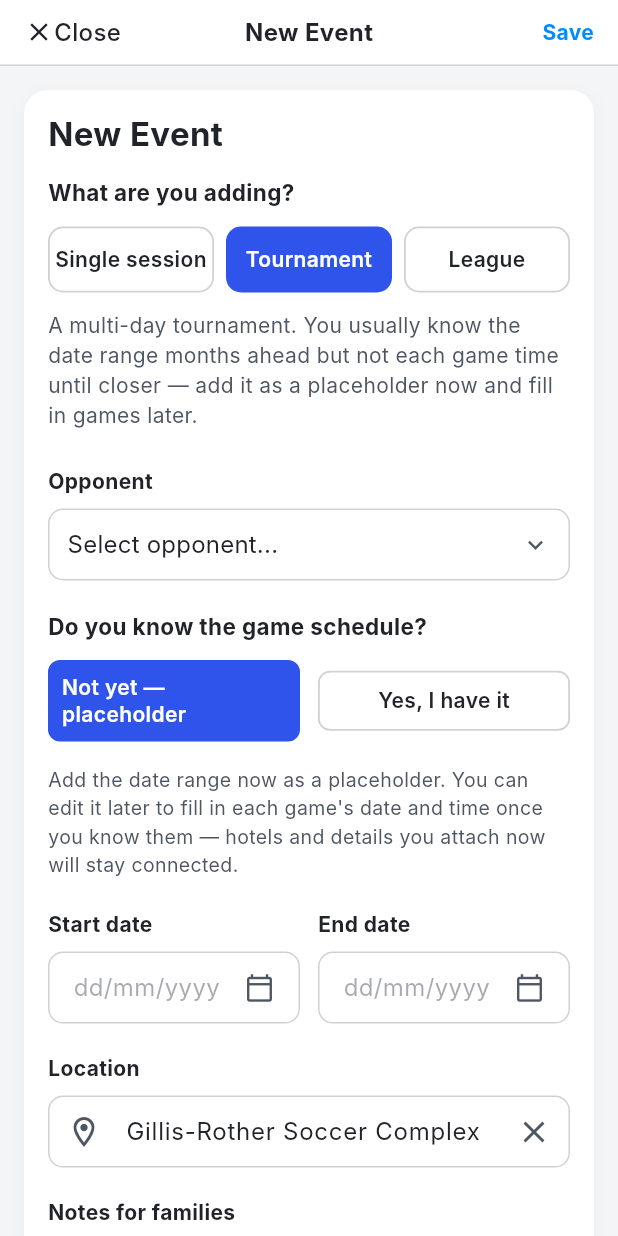
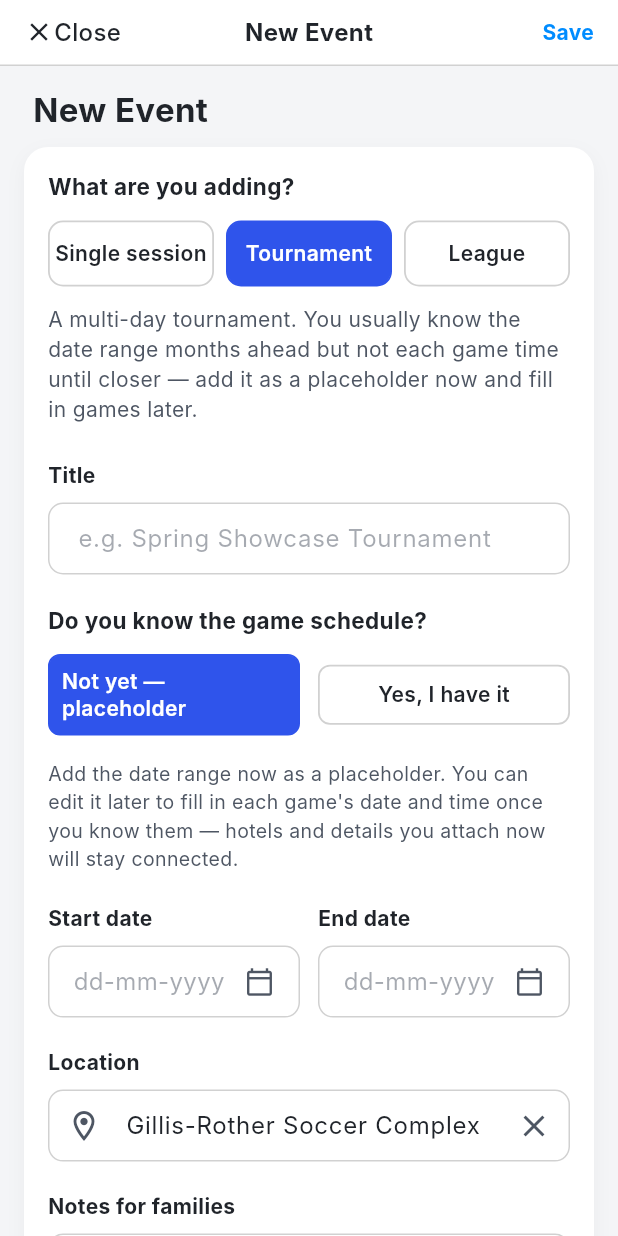
Before and after one commit to cwiservish/club-management-app, a Flutter app: the NewEventPage screen opened by its route, after a tap on "Tournament", on a phone screen of 412 x 824 dp. Run offline on Flutter 3.47's test engine with Material 3 defaults, Android fonts, the phone set to English and light mode, and no system bars; our stand-ins replace dio, file_picker, flutter_riverpod, flutter_secure_storage, flutter_svg, go_router and 2 more; missing offline and left inert: talkjs_flutter, talkjs_flutter_inappwebview; accounts and stored records are empty; Roboto replaces fonts that are missing (Inter).

Commit message:
worked on UI changes

```diff
--- a/lib/features/event_details/pages/new_event_page.dart
+++ b/lib/features/event_details/pages/new_event_page.dart
@@ -324,6 +324,14 @@ class _NewEventPageState extends ConsumerState<NewEventPage> {
               child: ListView(
                 padding: const EdgeInsets.symmetric(horizontal: 16, vertical: 16),
                 children: [
+                  Padding(
+                    padding: const EdgeInsets.only(left: 6),
+                    child: Text(
+                      'New Event',
+                      style: AppTextStyles.heading22.copyWith(color: colors.textPrimary, fontWeight: FontWeight.bold),
+                    ),
+                  ),
+                  const SizedBox(height: 12),
                   _buildFormContainer(),
                 ],
               ),
@@ -352,13 +360,6 @@ class _NewEventPageState extends ConsumerState<NewEventPage> {
       child: Column(
         crossAxisAlignment: CrossAxisAlignment.start,
         children: [
-          // ── Page Title ──
-          Text(
-            'New Event',
-            style: AppTextStyles.heading22.copyWith(color: colors.textPrimary, fontWeight: FontWeight.bold),
-          ),
-          const SizedBox(height: 16),
-
           // ── Category Header ──
           Text(
             'What are you adding?',
@@ -496,8 +497,8 @@ class _NewEventPageState extends ConsumerState<NewEventPage> {
   Widget _buildSingleSessionForm() {
     final colors = AppColors.current;
     final dateStr = _selectedDate == null
-        ? 'dd/mm/yyyy'
-        : '${_selectedDate!.day.toString().padLeft(2, '0')}/${_selectedDate!.month.toString().padLeft(2, '0')}/${_selectedDate!.year}';
+        ? 'dd-mm-yyyy'
+        : '${_selectedDate!.day.toString().padLeft(2, '0')}-${_selectedDate!.month.toString().padLeft(2, '0')}-${_selectedDate!.year}';
     final startHour = _startTime.hour == 0 ? 12 : (_startTime.hour > 12 ? _startTime.hour - 12 : _startTime.hour);
     final startMinuteStr = _startTime.minute.toString().padLeft(2, '0');
     final startAmPm = _startTime.hour >= 12 ? 'PM' : 'AM';
@@ -776,51 +777,29 @@ class _NewEventPageState extends ConsumerState<NewEventPage> {
   Widget _buildSharedMultiDayForm({required String titlePlaceholder}) {
     final colors = AppColors.current;
     final dateStr = _selectedDate == null
-        ? 'dd/mm/yyyy'
-        : '${_selectedDate!.day.toString().padLeft(2, '0')}/${_selectedDate!.month.toString().padLeft(2, '0')}/${_selectedDate!.year}';
+        ? 'dd-mm-yyyy'
+        : '${_selectedDate!.day.toString().padLeft(2, '0')}-${_selectedDate!.month.toString().padLeft(2, '0')}-${_selectedDate!.year}';
     final startHour = _startTime.hour == 0 ? 12 : (_startTime.hour > 12 ? _startTime.hour - 12 : _startTime.hour);
     final startMinuteStr = _startTime.minute.toString().padLeft(2, '0');
     final startAmPm = _startTime.hour >= 12 ? 'PM' : 'AM';
     final timeStr = '$startHour:$startMinuteStr $startAmPm';
 
     final startStr = _startDate == null
-        ? 'dd/mm/yyyy'
-        : '${_startDate!.day.toString().padLeft(2, '0')}/${_startDate!.month.toString().padLeft(2, '0')}/${_startDate!.year}';
+        ? 'dd-mm-yyyy'
+        : '${_startDate!.day.toString().padLeft(2, '0')}-${_startDate!.month.toString().padLeft(2, '0')}-${_startDate!.year}';
     final endStr = _endDate == null
-        ? 'dd/mm/yyyy'
-        : '${_endDate!.day.toString().padLeft(2, '0')}/${_endDate!.month.toString().padLeft(2, '0')}/${_endDate!.year}';
+        ? 'dd-mm-yyyy'
+        : '${_endDate!.day.toString().padLeft(2, '0')}-${_endDate!.month.toString().padLeft(2, '0')}-${_endDate!.year}';
 
     return Column(
       crossAxisAlignment: CrossAxisAlignment.start,
       children: [
-        // Opponent Field
-        Text(
-          'Opponent',
-          style: AppTextStyles.heading14.copyWith(color: colors.textPrimary),
-        ),
-        const SizedBox(height: 8),
-        _buildDropdownField<String>(
-          value: _selectedOpponent,
-          items: _opponents,
-          itemLabel: (v) => v,
-          onChanged: (val) {
-            if (val == '+ Add a new opponent...') {
-              setState(() {
-                _showAddOpponentInline = true;
-                _selectedOpponent = '+ Add a new opponent...';
-              });
-            } else if (val != null) {
-              setState(() {
-                _selectedOpponent = val;
-                _showAddOpponentInline = false;
-              });
-            }
-          },
-        ),
-        if (_showAddOpponentInline) ...[
-          const SizedBox(height: 12),
-          _buildAddOpponentInlineCard(),
-        ],
+        // Title
+        _buildTextField(
+          label: 'Title',
+          hintText: titlePlaceholder,
+          controller: _titleController,
+        ),
         const SizedBox(height: 20),
 
         // Do you know the game schedule?
```
